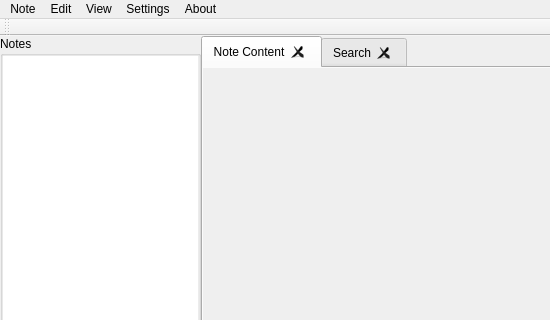
This is src/interface/ui/MainWindow.ui in YoukaiCat/QtSemanticNotes as Qt 5 draws it before an edit; both pictures show x 0 to 550 and y 0 to 320 of the 848 by 622 pixel window. The edited form follows.
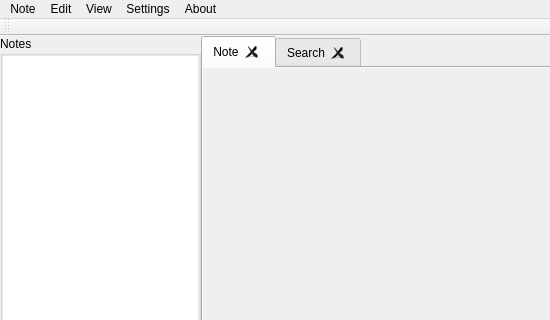
This is the edited form.

Commit message: Show current note title in mainwindow title

```diff
--- a/src/interface/ui/MainWindow.ui
+++ b/src/interface/ui/MainWindow.ui
@@ -258,7 +258,7 @@
            </property>
            <widget class="QWidget" name="tabNoteContent">
             <attribute name="title">
-             <string>Note Content</string>
+             <string>Note</string>
             </attribute>
             <layout class="QGridLayout" name="gridLayout_5">
              <property name="leftMargin">
```
The commit also changes 2 other files.
